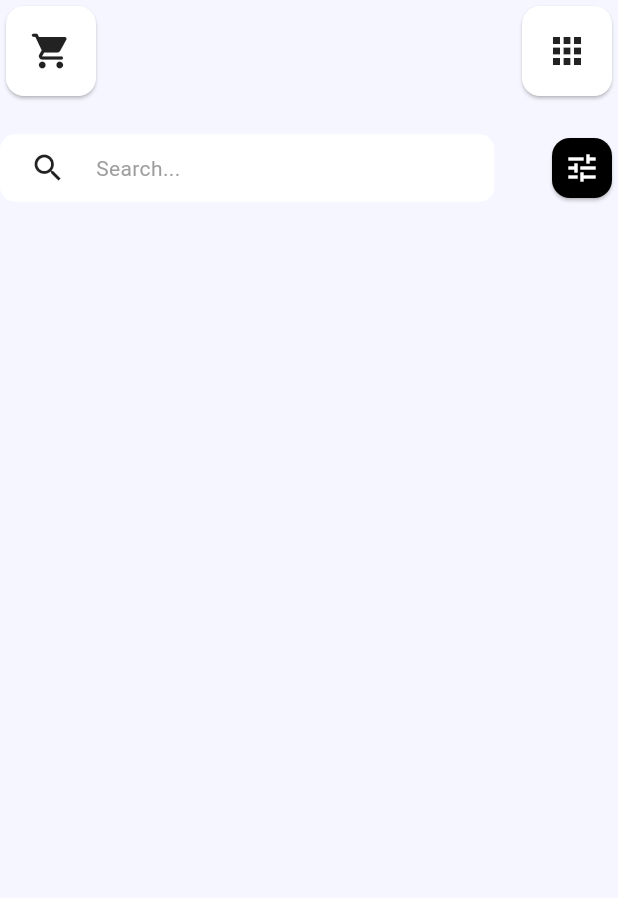
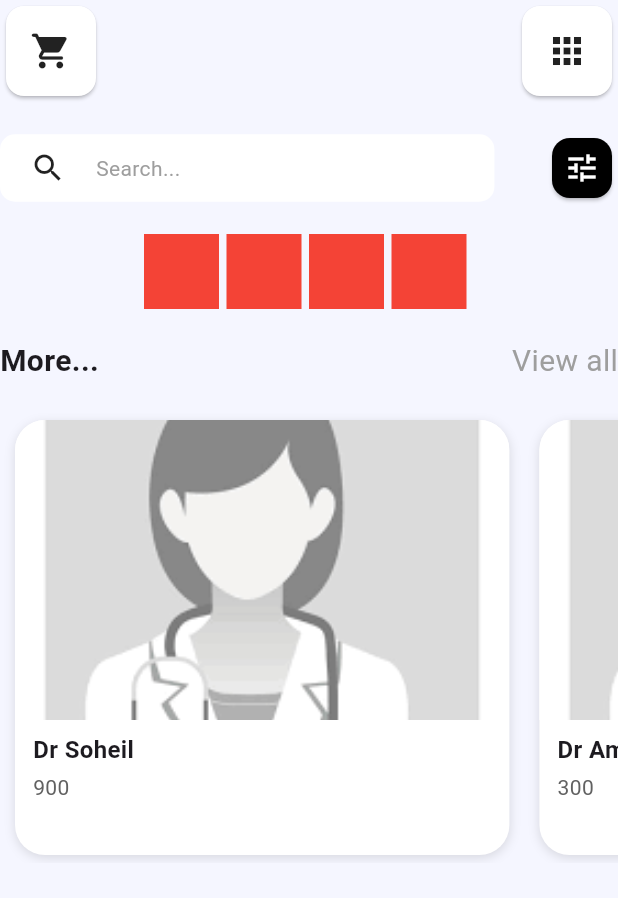
Before and after one commit to mrsoheil/flutter-store, a Flutter app: the BeginScreen screen opened directly, on a phone screen of 412 x 824 dp. Shown: the top 898 px of the screen. Run offline on Flutter 3.47's test engine with Material 3 defaults, Android fonts, the phone set to English and light mode, and no system bars.

Commit message:
Flutter Project

```diff
--- /dev/null
+++ b/lib/model/productModel.dart
@@ -0,0 +1,14 @@
+class Product {
+  final String name;
+  final String price;
+  final String image;
+
+  Product({required this.name, required this.price, required this.image});
+}
+
+List<Product> productList = [
+  Product(name: "Dr Soheil", price: "900", image: "assets/images/dr.png"),
+  Product(name: "Dr Amir", price: "300", image: "assets/images/dr.png"),
+  Product(name: "Dr Reza", price: "500", image: "assets/images/dr.png"),
+  Product(name: "Dr Ali", price: "1000", image: "assets/images/dr.png"),
+];
--- a/lib/screen/begin_screen.dart
+++ b/lib/screen/begin_screen.dart
@@ -1,30 +1,142 @@
 import 'package:flutter/material.dart';
+import 'package:flutter/rendering.dart';
+
+import '../model/productModel.dart';
+
+
 
 class BeginScreen extends StatelessWidget {
   const BeginScreen({super.key});
 
   @override
   Widget build(BuildContext context) {
+
+
     return SafeArea(
       child: Scaffold(
         backgroundColor: Color(0xffF5F6FF),
         body: Column(
           spacing: 20,
           children: [
-           TopbarSection(),
-           SearchbarSection()
+            TopbarSection(),
+            SearchbarSection(),
+            SingleChildScrollView(
+              scrollDirection: Axis.horizontal,
+              child: Row(
+                children: [
+                  Container(
+                    width: 50,
+                    height: 50,
+                    color: Colors.red,
+                    margin: EdgeInsets.only(right: 5),
+                  ),
+                  Container(
+                    width: 50,
+                    height: 50,
+                    color: Colors.red,
+                    margin: EdgeInsets.only(right: 5),
+                  ),
+                  Container(
+                    width: 50,
+                    height: 50,
+                    color: Colors.red,
+                    margin: EdgeInsets.only(right: 5),
+                  ),
+                  Container(
+                    width: 50,
+                    height: 50,
+                    color: Colors.red,
+                    margin: EdgeInsets.only(right: 5),
+                  ),
+                ],
+              ),
+            ),
+            Row(
+              mainAxisAlignment: MainAxisAlignment.spaceBetween,
+              children: [
+                Text(
+                  "More...",
+                  style: TextStyle(fontSize: 20, fontWeight: FontWeight.bold),
+                ),
+                Text(
+                  "View all",
+                  style: TextStyle(fontSize: 20, color: Colors.grey),
+                ),
+              ],
+            ),
+            Container(
+              height: 300,
+              child: ListView.builder(
+                  scrollDirection: Axis.horizontal,
+                  itemCount: productList.length,
+                  itemBuilder: (context, index) {
+                    return Container(
+                      width: MediaQuery.of(context).size.width * 0.8,
+                      margin: EdgeInsets.symmetric(horizontal: 10, vertical: 5),
+                      decoration: BoxDecoration(
+                        borderRadius: BorderRadius.circular(20),
+                        color: Colors.white,
+                        boxShadow: [
+                          BoxShadow(
+                              color: Colors.black12,
+                              blurRadius: 5,
+                              offset: Offset(0, 2))
+                        ],
+                      ),
+                      child: Column(
+                        crossAxisAlignment: CrossAxisAlignment.start,
+                        children: [
+                          ClipRRect(
+                            borderRadius: BorderRadius.only(
+                              topLeft: Radius.circular(20),
+                              topRight: Radius.circular(20),
+                            ),
+                            child: Image.asset(
+                              'assets/images/dr.png',
+                              fit: BoxFit.cover,
+                              height: 200,
+                              width: double.infinity,
+                            ),
+                          ),
+                          Padding(
+                            padding: const EdgeInsets.symmetric(
+                                horizontal: 12, vertical: 8),
+                            child: Column(
+                              crossAxisAlignment: CrossAxisAlignment.start,
+                              children: [
+                                Text(
+                                  productList[index].name,
+                                  style: TextStyle(
+                                      fontSize: 16,
+                                      fontWeight: FontWeight.bold),
+                                ),
+                                SizedBox(height: 4),
+                                Text(
+                                  productList[index].price,
+                                  style: TextStyle(
+                                      fontSize: 14, color: Colors.grey[700]),
+                                ),
+                              ],
+                            ),
+                          ),
+                        ],
+                      ),
+                    );
+                  }),
+            ),
           ],
         ),
       ),
     );
   }
 }
+
 class TopbarSection extends StatelessWidget {
   const TopbarSection({super.key});
 
   @override
   Widget build(BuildContext context) {
-    return  Row(
+    return Row(
       mainAxisAlignment: MainAxisAlignment.spaceBetween,
       children: [
         Card(
@@ -49,12 +161,13 @@ class TopbarSection extends StatelessWidget {
     );
   }
 }
+
 class SearchbarSection extends StatelessWidget {
   const SearchbarSection({super.key});
 
   @override
   Widget build(BuildContext context) {
-    return  Row(
+    return Row(
       mainAxisAlignment: MainAxisAlignment.spaceBetween,
       children: [
         //widget1
@@ -72,7 +185,10 @@ class SearchbarSection extends StatelessWidget {
                 Icon(
                   Icons.search,
                 ),
-                Text('Search...',style: TextStyle(color: Colors.grey),)
+                Text(
+                  'Search...',
+                  style: TextStyle(color: Colors.grey),
+                )
               ],
             )),
         Card(
--- a/pubspec.yaml
+++ b/pubspec.yaml
@@ -60,7 +60,7 @@ flutter:
   # To add assets to your application, add an assets section, like this:
   assets:
     - assets/images/logo.png
-
+    - assets/images/dr.png
 
   # An image asset can refer to one or more resolution-specific "variants", see
   # https://flutter.dev/to/resolution-aware-images
```
Also changed, not shown: assets/images/dr.png (added), assets/images/template.png (added).
